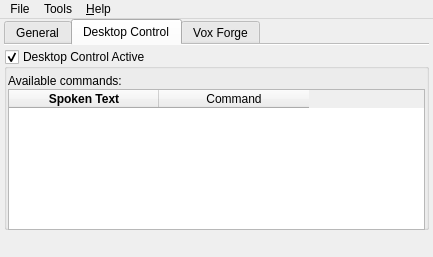
The window that res/ui/main-window.ui (smartboyhw/speechcontrol) describes before a commit, drawn with Qt 5.
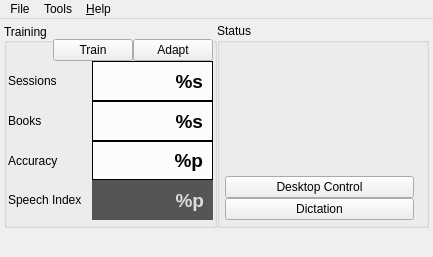
The same window after the commit. The open tabs and pages were chosen to show the change. Icons and pictures are not drawn.

Commit message: Massive rewrite to the main window as well as the introduction of two new settings window. Added a new method to determine if dictation's enabled. Added the ability to invoke desktop control and dictation from start.

```diff
--- a/res/ui/main-window.ui
+++ b/res/ui/main-window.ui
@@ -55,59 +55,13 @@
      <height>216</height>
     </size>
    </property>
-   <widget class="QTabWidget" name="tabWidget">
-    <property name="geometry">
-     <rect>
-      <x>4</x>
-      <y>0</y>
-      <width>425</width>
-      <height>217</height>
-     </rect>
-    </property>
-    <property name="minimumSize">
-     <size>
-      <width>425</width>
-      <height>217</height>
-     </size>
-    </property>
-    <property name="maximumSize">
-     <size>
-      <width>425</width>
-      <height>217</height>
-     </size>
-    </property>
-    <property name="tabPosition">
-     <enum>QTabWidget::North</enum>
-    </property>
-    <property name="tabShape">
-     <enum>QTabWidget::Rounded</enum>
-    </property>
-    <property name="currentIndex">
-     <number>0</number>
-    </property>
-    <property name="elideMode">
-     <enum>Qt::ElideNone</enum>
-    </property>
-    <property name="documentMode">
-     <bool>true</bool>
-    </property>
-    <property name="tabsClosable">
-     <bool>false</bool>
-    </property>
-    <property name="movable">
-     <bool>false</bool>
-    </property>
-    <widget class="QWidget" name="tabGeneral">
-     <attribute name="title">
-      <string>General</string>
-     </attribute>
      <widget class="QWidget" name="gridLayoutWidget">
       <property name="geometry">
        <rect>
         <x>4</x>
         <y>4</y>
-        <width>417</width>
-        <height>181</height>
+      <width>425</width>
+      <height>205</height>
        </rect>
       </property>
       <layout class="QGridLayout" name="gridLayout">
@@ -131,7 +85,7 @@
             <x>8</x>
             <y>24</y>
             <width>189</width>
-            <height>149</height>
+          <height>173</height>
            </rect>
           </property>
           <layout class="QVBoxLayout" name="verticalLayout">
@@ -211,9 +165,9 @@
           <property name="geometry">
            <rect>
             <x>4</x>
-            <y>12</y>
-            <width>201</width>
-            <height>164</height>
+          <y>16</y>
+          <width>205</width>
+          <height>181</height>
            </rect>
           </property>
           <layout class="QGridLayout" name="gridLayout_2">
@@ -454,142 +408,6 @@
       </layout>
      </widget>
     </widget>
-    <widget class="QWidget" name="tabDesktopControl">
-     <attribute name="title">
-      <string>Desktop Control</string>
-     </attribute>
-     <widget class="QGroupBox" name="groupBoxDesktopControl">
-      <property name="geometry">
-       <rect>
-        <x>0</x>
-        <y>4</y>
-        <width>425</width>
-        <height>181</height>
-       </rect>
-      </property>
-      <property name="title">
-       <string>Desktop Control Active</string>
-      </property>
-      <property name="flat">
-       <bool>true</bool>
-      </property>
-      <property name="checkable">
-       <bool>true</bool>
-      </property>
-      <widget class="QTableWidget" name="tableWidgetDesktopControlCommands">
-       <property name="geometry">
-        <rect>
-         <x>4</x>
-         <y>40</y>
-         <width>417</width>
-         <height>141</height>
-        </rect>
-       </property>
-       <property name="alternatingRowColors">
-        <bool>true</bool>
-       </property>
-       <property name="sortingEnabled">
-        <bool>true</bool>
-       </property>
-       <property name="columnCount">
-        <number>2</number>
-       </property>
-       <attribute name="horizontalHeaderDefaultSectionSize">
-        <number>150</number>
-       </attribute>
-       <attribute name="horizontalHeaderMinimumSectionSize">
-        <number>150</number>
-       </attribute>
-       <attribute name="verticalHeaderVisible">
-        <bool>false</bool>
-       </attribute>
-       <column>
-        <property name="text">
-         <string>Spoken Text</string>
-        </property>
-        <property name="whatsThis">
-         <string>This column represents a regular expression of text detected by SpeechControl.</string>
-        </property>
-        <property name="font">
-         <font>
-          <weight>75</weight>
-          <bold>true</bold>
-         </font>
-        </property>
-       </column>
-       <column>
-        <property name="text">
-         <string>Command</string>
-        </property>
-       </column>
-      </widget>
-      <widget class="QLabel" name="label">
-       <property name="geometry">
-        <rect>
-         <x>4</x>
-         <y>24</y>
-         <width>125</width>
-         <height>16</height>
-        </rect>
-       </property>
-       <property name="text">
-        <string>Available commands:</string>
-       </property>
-      </widget>
-     </widget>
-    </widget>
-    <widget class="QWidget" name="tabVoxForge">
-     <attribute name="title">
-      <string>Vox Forge</string>
-     </attribute>
-     <widget class="QGroupBox" name="groupBoxVoxforge">
-      <property name="geometry">
-       <rect>
-        <x>0</x>
-        <y>4</y>
-        <width>425</width>
-        <height>181</height>
-       </rect>
-      </property>
-      <property name="title">
-       <string>VoxForge Services Active</string>
-      </property>
-      <property name="alignment">
-       <set>Qt::AlignLeading|Qt::AlignLeft|Qt::AlignVCenter</set>
-      </property>
-      <property name="flat">
-       <bool>true</bool>
-      </property>
-      <property name="checkable">
-       <bool>true</bool>
-      </property>
-      <widget class="QListWidget" name="listWidget">
-       <property name="geometry">
-        <rect>
-         <x>200</x>
-         <y>12</y>
-         <width>225</width>
-         <height>169</height>
-        </rect>
-       </property>
-      </widget>
-      <widget class="QPushButton" name="pushButton">
-       <property name="geometry">
-        <rect>
-         <x>124</x>
-         <y>152</y>
-         <width>73</width>
-         <height>29</height>
-        </rect>
-       </property>
-       <property name="text">
-        <string>Upload...</string>
-       </property>
-      </widget>
-     </widget>
-    </widget>
-   </widget>
-  </widget>
   <widget class="QStatusBar" name="statusBar">
    <property name="minimumSize">
     <size>
```
Left out of the diff: 90 changed lines with no effect on the pictures. Lines whose indentation alone changed are shown as unchanged. The commit also changes 13 other files.
